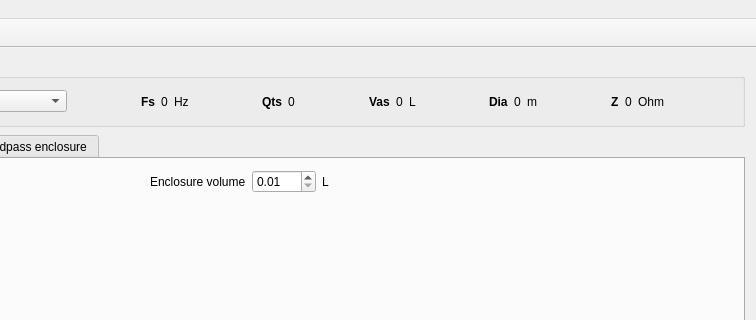
First picture: the form in mainwindow.ui, repository be1/qspeakers, before the edit; both pictures show x 277 to 1033 and y 0 to 320 of the 1033 by 720 pixel window.
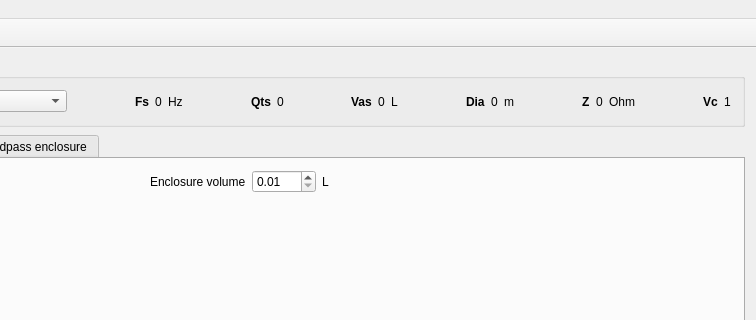
Second picture: the form after the edit. Icons and pictures are not drawn.

Diff of the .ui file:
```diff
--- a/mainwindow.ui
+++ b/mainwindow.ui
@@ -287,6 +287,26 @@
          </property>
         </spacer>
        </item>
+       <item>
+        <widget class="QLabel" name="vcLabel">
+         <property name="font">
+          <font>
+           <weight>75</weight>
+           <bold>true</bold>
+          </font>
+         </property>
+         <property name="text">
+          <string>Vc</string>
+         </property>
+        </widget>
+       </item>
+       <item>
+        <widget class="QLabel" name="vcValueLabel">
+         <property name="text">
+          <string>1</string>
+         </property>
+        </widget>
+       </item>
       </layout>
      </widget>
     </item>
```
